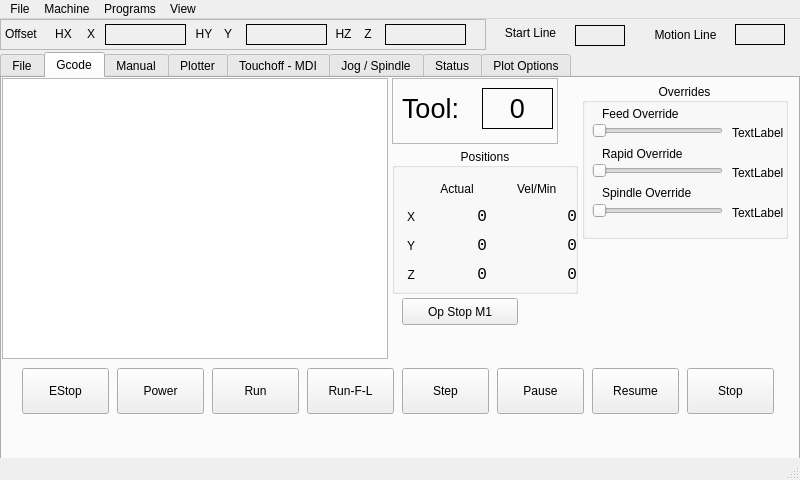
This is examples/rpi_mill_3/rpi_mill_3.ui in jethornton/flexgui as Qt 5 draws it before an edit. The edited form follows.
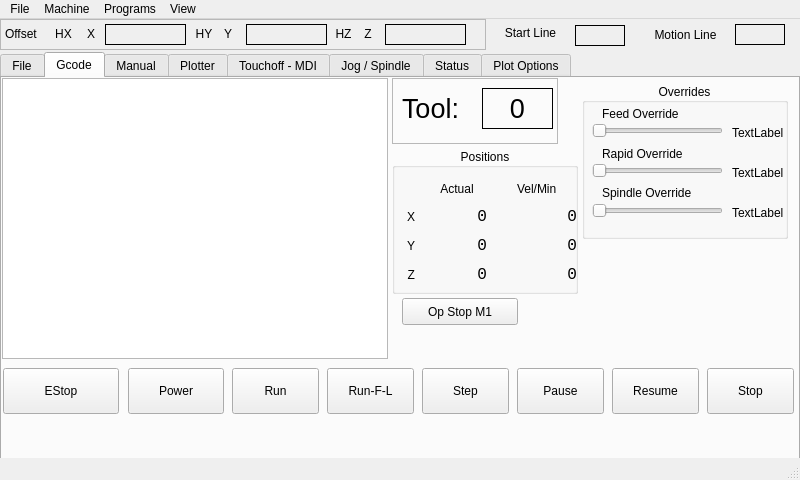
This is the edited form. The open tabs and pages were chosen to show the change.

Commit message: 10/15/2024 fix width on estop buttons

What changed in the file:
```diff
--- a/examples/rpi_mill_3/rpi_mill_3.ui
+++ b/examples/rpi_mill_3/rpi_mill_3.ui
@@ -829,9 +829,9 @@
      <widget class="QPushButton" name="estop_pb">
       <property name="geometry">
        <rect>
-        <x>20</x>
+        <x>1</x>
         <y>290</y>
-        <width>87</width>
+        <width>116</width>
         <height>46</height>
        </rect>
       </property>
@@ -845,7 +845,7 @@
      <widget class="QPushButton" name="run_pb">
       <property name="geometry">
        <rect>
-        <x>210</x>
+        <x>230</x>
         <y>290</y>
         <width>87</width>
         <height>46</height>
@@ -858,9 +858,9 @@
      <widget class="QPushButton" name="power_pb">
       <property name="geometry">
        <rect>
-        <x>115</x>
+        <x>126</x>
         <y>290</y>
-        <width>87</width>
+        <width>96</width>
         <height>46</height>
        </rect>
       </property>
@@ -871,7 +871,7 @@
      <widget class="QPushButton" name="run_from_line_pb">
       <property name="geometry">
        <rect>
-        <x>305</x>
+        <x>325</x>
         <y>290</y>
         <width>87</width>
         <height>46</height>
@@ -884,7 +884,7 @@
      <widget class="QPushButton" name="step_pb">
       <property name="geometry">
        <rect>
-        <x>400</x>
+        <x>420</x>
         <y>290</y>
         <width>87</width>
         <height>46</height>
@@ -897,7 +897,7 @@
      <widget class="QPushButton" name="pause_pb">
       <property name="geometry">
        <rect>
-        <x>495</x>
+        <x>515</x>
         <y>290</y>
         <width>87</width>
         <height>46</height>
@@ -910,7 +910,7 @@
      <widget class="QPushButton" name="resume_pb">
       <property name="geometry">
        <rect>
-        <x>590</x>
+        <x>610</x>
         <y>290</y>
         <width>87</width>
         <height>46</height>
@@ -923,7 +923,7 @@
      <widget class="QPushButton" name="stop_pb">
       <property name="geometry">
        <rect>
-        <x>685</x>
+        <x>705</x>
         <y>290</y>
         <width>87</width>
         <height>46</height>
```
The commit also changes 3 other files.
